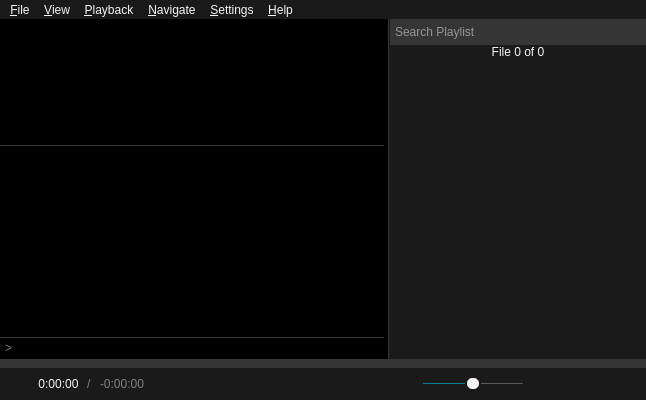
First picture: the form in src/ui/mainwindow.ui, repository u8sand/Baka-MPlayer, before the edit.
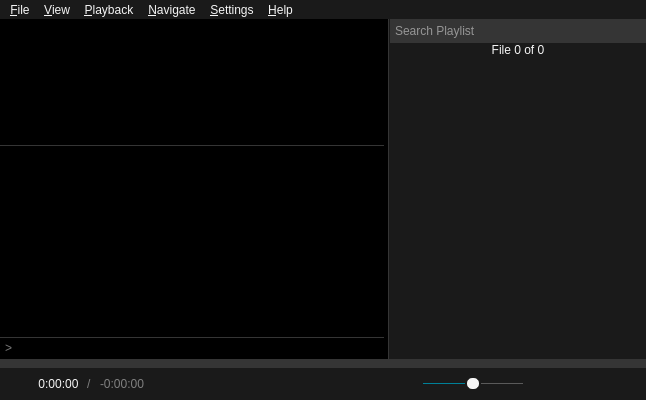
Second picture: the form after the edit. Icons and pictures are not drawn. Custom widgets are drawn as their Qt base class.

Commit message: README.md: recommend Noto Sans font

Patch:
```diff
--- a/src/ui/mainwindow.ui
+++ b/src/ui/mainwindow.ui
@@ -98,7 +98,7 @@
 	background: #353535;
 	border: 1px solid #353535;
 	font-size: 12px;
-	padding: 4px 2px;
+	padding: 3px 2px;
 }
 #searchBox:focus {
 	border-color: #008098;
@@ -121,7 +121,7 @@
 }
 #playlistWidget::item {
 	background: #1A1A1A;
-	padding: 4px 1px;
+	padding: 3px 0px;
 }
 #playlistWidget::item:selected {
 	background: #008098;
```
Left out of the diff: 2 changed lines with no effect on the pictures. The commit also changes 1 other file.
